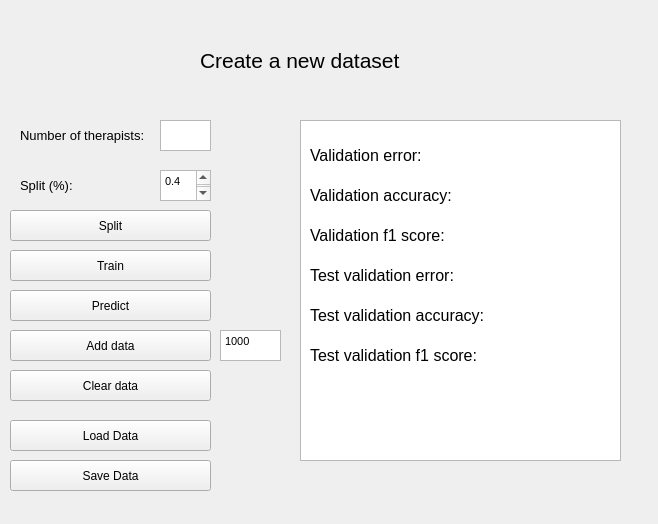
Qt form config.ui (samuok/Junction22) before a commit.
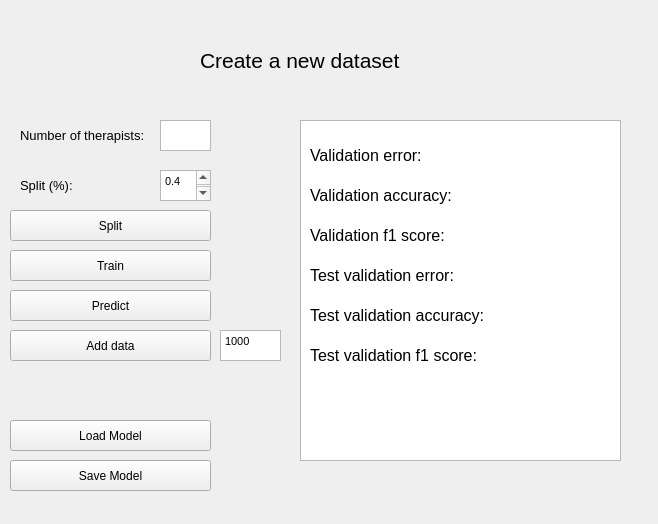
The same form after that commit.

Commit message: Merge remote-tracking branch 'origin/master'

What changed in the file:
```diff
--- a/config.ui
+++ b/config.ui
@@ -82,7 +82,7 @@
     </rect>
    </property>
    <property name="text">
-    <string>Load Data</string>
+    <string>Load Model</string>
    </property>
   </widget>
   <widget class="QPushButton" name="save_data">
@@ -95,7 +95,7 @@
     </rect>
    </property>
    <property name="text">
-    <string>Save Data</string>
+    <string>Save Model</string>
    </property>
   </widget>
   <widget class="QListView" name="results">
@@ -308,19 +308,6 @@
 &lt;p style=&quot; margin-top:0px; margin-bottom:0px; margin-left:0px; margin-right:0px; -qt-block-indent:0; text-indent:0px;&quot;&gt;1000&lt;/p&gt;&lt;/body&gt;&lt;/html&gt;</string>
    </property>
   </widget>
-  <widget class="QPushButton" name="clear_data">
-   <property name="geometry">
-    <rect>
-     <x>10</x>
-     <y>370</y>
-     <width>201</width>
-     <height>31</height>
-    </rect>
-   </property>
-   <property name="text">
-    <string>Clear data</string>
-   </property>
-  </widget>
  </widget>
  <resources/>
  <connections/>
```
Left out of the diff: 4 changed lines with no effect on the pictures. The commit also changes 2 other files.
